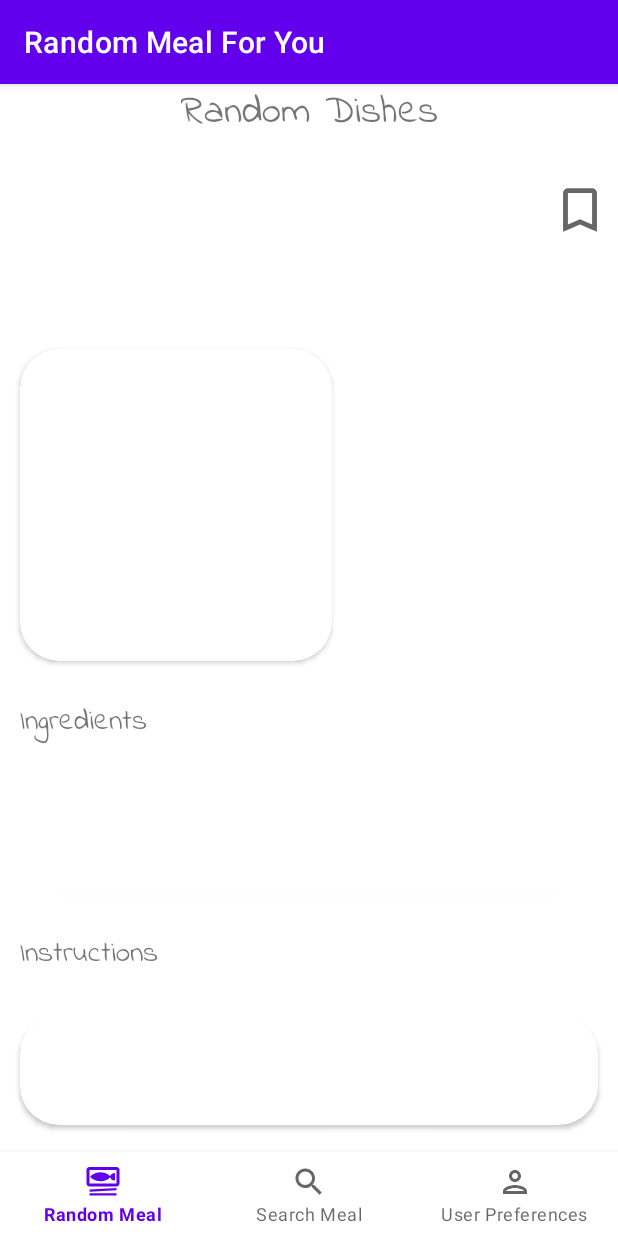
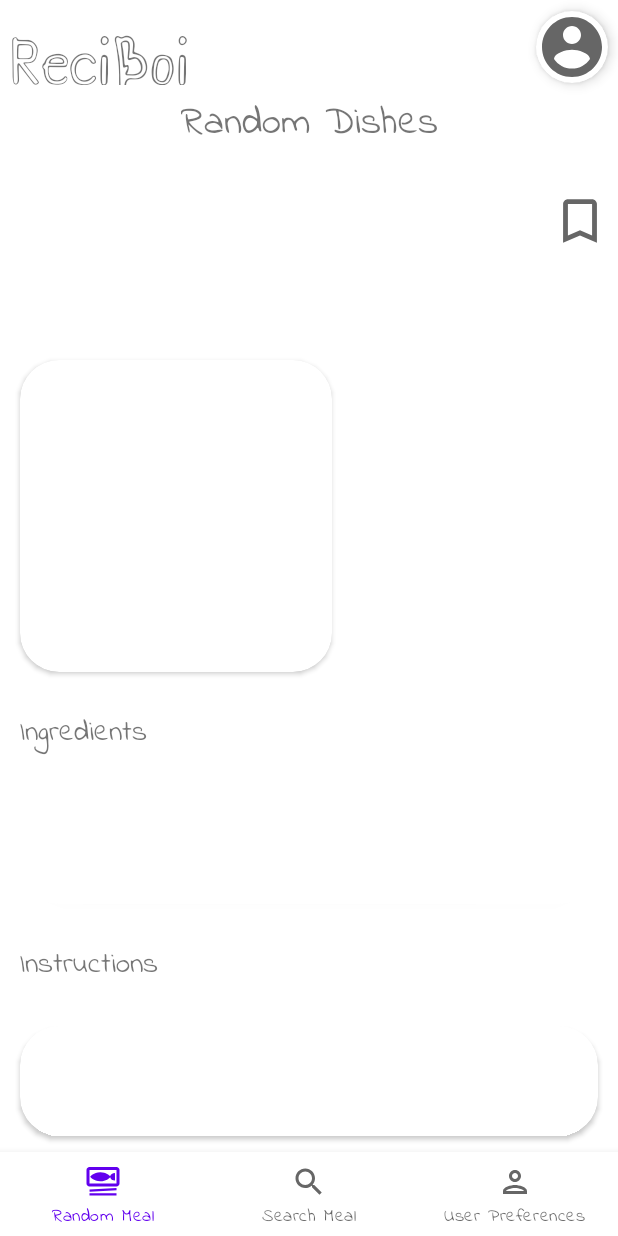
Before and after one commit to ken1000minus7/ReciBoi, an Android app: the MainActivity screen opened directly, with no data from a screen before it, on a phone screen of 412 x 824 dp. Run offline under Robolectric (Android 15) with nearby library versions, the phone set to English and light mode, and no system bars; our stand-ins replace Firebase (no records; nobody signed in at launch, a user with empty details on screens opened directly), navigation-ui, sdp/ssp sizes; pictures from the network do not load.

Commit message:
UI update and some fixes

```diff
--- a/app/src/main/java/com/miniweebs/reciboi/presentation/MainActivity.kt
+++ b/app/src/main/java/com/miniweebs/reciboi/presentation/MainActivity.kt
@@ -7,6 +7,7 @@ import androidx.navigation.findNavController
 import androidx.navigation.ui.AppBarConfiguration
 import androidx.navigation.ui.setupActionBarWithNavController
 import androidx.navigation.ui.setupWithNavController
+import com.bumptech.glide.Glide
 import com.google.firebase.auth.FirebaseAuth
 import com.google.firebase.database.*
 import com.miniweebs.reciboi.R
@@ -25,11 +26,13 @@ class MainActivity : AppCompatActivity() {
         setContentView(view)
         val bottomNavigationView = binding!!.bottomNavbar
         val navController = findNavController(R.id.main_fragment)
-        val appBarConfiguration = AppBarConfiguration(setOf(R.id.randomMealFragment,R.id.searchFragment,R.id.userPrefFragment))
-        setupActionBarWithNavController(navController,appBarConfiguration)
         bottomNavigationView.setupWithNavController(navController)
         database = FirebaseDatabase.getInstance().reference
         auth = FirebaseAuth.getInstance()
+        if(auth.currentUser?.photoUrl!=null)
+        {
+            Glide.with(this).load(auth.currentUser?.photoUrl).into(binding!!.userImage)
+        }
     }
 
     override fun onStart() {
--- a/app/src/main/java/com/miniweebs/reciboi/presentation/userPref/UserPrefFragment.kt
+++ b/app/src/main/java/com/miniweebs/reciboi/presentation/userPref/UserPrefFragment.kt
@@ -61,8 +61,11 @@ class UserPrefFragment : Fragment() {
                 var mealList=user?.mealsList
                 if(mealList==null) mealList = mutableListOf()
                 Log.d("checky",mealList.toString())
-                mealAdapter = UserMealAdapter(context!!,mealList)
-                recyclerView.adapter=mealAdapter
+                if(context!=null)
+                {
+                    mealAdapter = UserMealAdapter(context!!,mealList)
+                    recyclerView.adapter=mealAdapter
+                }
             }
 
             override fun onCancelled(p0: DatabaseError) {
--- /dev/null
+++ b/app/src/main/res/drawable/ic_profile.xml
@@ -0,0 +1,10 @@
+<vector xmlns:android="http://schemas.android.com/apk/res/android"
+    android:width="24dp"
+    android:height="24dp"
+    android:viewportWidth="24"
+    android:viewportHeight="24"
+    android:tint="?attr/colorControlNormal">
+  <path
+      android:fillColor="@android:color/white"
+      android:pathData="M12,2C6.48,2 2,6.48 2,12s4.48,10 10,10 10,-4.48 10,-10S17.52,2 12,2zM12,5c1.66,0 3,1.34 3,3s-1.34,3 -3,3 -3,-1.34 -3,-3 1.34,-3 3,-3zM12,19.2c-2.5,0 -4.71,-1.28 -6,-3.22 0.03,-1.99 4,-3.08 6,-3.08 1.99,0 5.97,1.09 6,3.08 -1.29,1.94 -3.5,3.22 -6,3.22z"/>
+</vector>
--- a/app/src/main/res/layout/activity_main.xml
+++ b/app/src/main/res/layout/activity_main.xml
@@ -5,13 +5,43 @@
     android:layout_width="match_parent"
     android:layout_height="match_parent"
     tools:context=".presentation.MainActivity">
+   <LinearLayout
+       android:layout_width="match_parent"
+       android:layout_height="wrap_content"
+       android:id="@+id/toolbar_layout"
+       android:layout_marginBottom="@dimen/_2sdp"
+       app:layout_constraintTop_toTopOf="parent"
+       android:orientation="horizontal">
+      <TextView
+          android:layout_width="wrap_content"
+          android:layout_height="50dp"
+          android:text="ReciBoi"
+          android:layout_weight="1"
+          android:textSize="@dimen/_30sdp"
+          android:layout_margin="@dimen/_5sdp"
+          android:fontFamily="@font/shizururegular"/>
+      <androidx.cardview.widget.CardView
+          android:layout_margin="@dimen/_5sdp"
+          android:layout_width="48dp"
+          android:layout_gravity="center"
+          app:cardElevation="5dp"
+          app:cardCornerRadius="24dp"
+          android:layout_height="48dp">
+         <ImageView
+             android:layout_width="match_parent"
+             android:layout_height="match_parent"
+             android:scaleType="centerCrop"
+             app:srcCompat="@drawable/ic_profile"
+             android:id="@+id/user_image"/>
+      </androidx.cardview.widget.CardView>
+   </LinearLayout>
 <fragment
     android:id="@+id/main_fragment"
     android:layout_width="match_parent"
     android:layout_height="0dp"
     android:name="androidx.navigation.fragment.NavHostFragment"
     app:layout_constraintBottom_toTopOf="@id/bottom_navbar"
-    app:layout_constraintTop_toTopOf="parent"
+    app:layout_constraintTop_toBottomOf="@id/toolbar_layout"
     app:defaultNavHost ="true"
     app:navGraph="@navigation/navigation_graph"
     />
@@ -20,6 +50,7 @@
        android:id="@+id/bottom_navbar"
        android:layout_width="match_parent"
        android:layout_height="wrap_content"
+       android:theme="@style/BottomNavigation"
        app:layout_constraintBottom_toBottomOf="parent"
        app:menu="@menu/bottom_navbar_menu"/>
 
--- a/app/src/main/res/values-night/themes.xml
+++ b/app/src/main/res/values-night/themes.xml
@@ -1,6 +1,6 @@
 <resources xmlns:tools="http://schemas.android.com/tools">
     <!-- Base application theme. -->
-    <style name="Theme.ReciBoi" parent="Theme.MaterialComponents.DayNight.DarkActionBar">
+    <style name="Theme.ReciBoi" parent="Theme.MaterialComponents.DayNight.NoActionBar">
         <!-- Primary brand color. -->
         <item name="colorPrimary">@color/purple_200</item>
         <item name="colorPrimaryVariant">@color/purple_700</item>
--- a/app/src/main/res/values/themes.xml
+++ b/app/src/main/res/values/themes.xml
@@ -1,6 +1,6 @@
 <resources xmlns:tools="http://schemas.android.com/tools">
     <!-- Base application theme. -->
-    <style name="Theme.ReciBoi" parent="Theme.MaterialComponents.DayNight.DarkActionBar">
+    <style name="Theme.ReciBoi" parent="Theme.MaterialComponents.DayNight.NoActionBar">
         <!-- Primary brand color. -->
         <item name="colorPrimary">@color/purple_500</item>
         <item name="colorPrimaryVariant">@color/purple_700</item>
@@ -13,4 +13,9 @@
         <item name="android:statusBarColor" tools:targetApi="l">?attr/colorPrimaryVariant</item>
         <!-- Customize your theme here. -->
     </style>
+
+    <style name="BottomNavigation">
+        <item name="fontFamily">@font/indieflowerregular</item>
+        <item name="android:textSize">@dimen/_20sdp</item>
+    </style>
 </resources>
```
